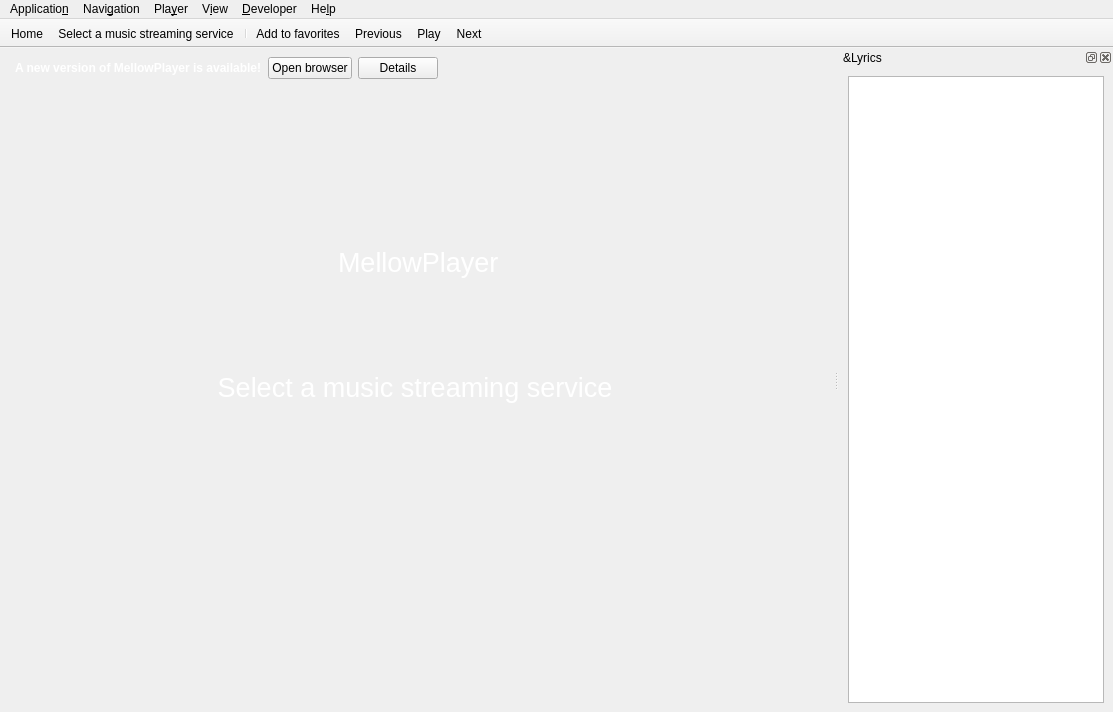
ColinDuquesnoy/MellowPlayer, file app/forms/mainwindow.ui: the form before one commit.
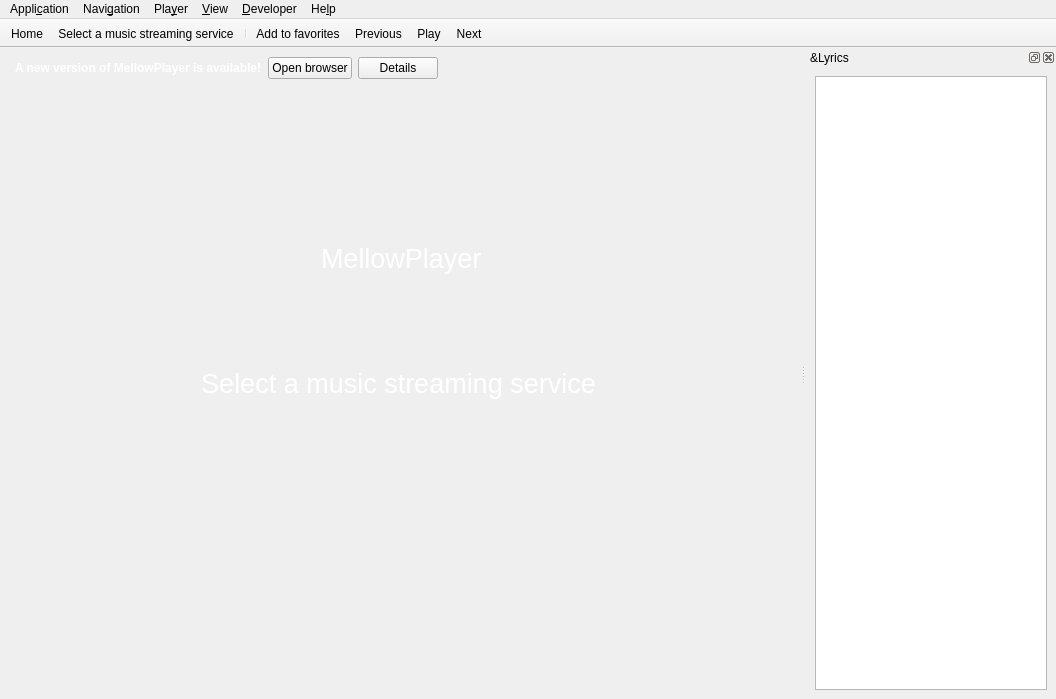
The form after the commit. Icons and pictures are not drawn. Custom widgets are drawn as their Qt base class.

The edit to the form file:
```diff
--- a/app/forms/mainwindow.ui
+++ b/app/forms/mainwindow.ui
@@ -6,8 +6,8 @@
    <rect>
     <x>0</x>
     <y>0</y>
-    <width>1113</width>
-    <height>712</height>
+    <width>871</width>
+    <height>699</height>
    </rect>
   </property>
   <property name="windowTitle">
@@ -471,13 +471,13 @@
     <rect>
      <x>0</x>
      <y>0</y>
-     <width>1113</width>
+     <width>871</width>
      <height>20</height>
     </rect>
    </property>
    <widget class="QMenu" name="menuApplication">
     <property name="title">
-     <string>Applicatio&amp;n</string>
+     <string>Appli&amp;cation</string>
     </property>
     <addaction name="actionSelect_service"/>
     <addaction name="actionPreferences"/>
@@ -506,7 +506,7 @@
    </widget>
    <widget class="QMenu" name="menuView">
     <property name="title">
-     <string>V&amp;iew</string>
+     <string>&amp;View</string>
     </property>
     <addaction name="actionShow_menu"/>
     <addaction name="actionFullscreen"/>
@@ -559,6 +559,15 @@
    <addaction name="actionNext"/>
   </widget>
   <widget class="QDockWidget" name="dockWidgetLyrics">
+   <property name="minimumSize">
+    <size>
+     <width>250</width>
+     <height>87</height>
+    </size>
+   </property>
+   <property name="features">
+    <set>QDockWidget::AllDockWidgetFeatures</set>
+   </property>
    <property name="windowTitle">
     <string>&amp;Lyrics</string>
    </property>
```
Left out of the diff: 5 changed lines with no effect on the pictures.
